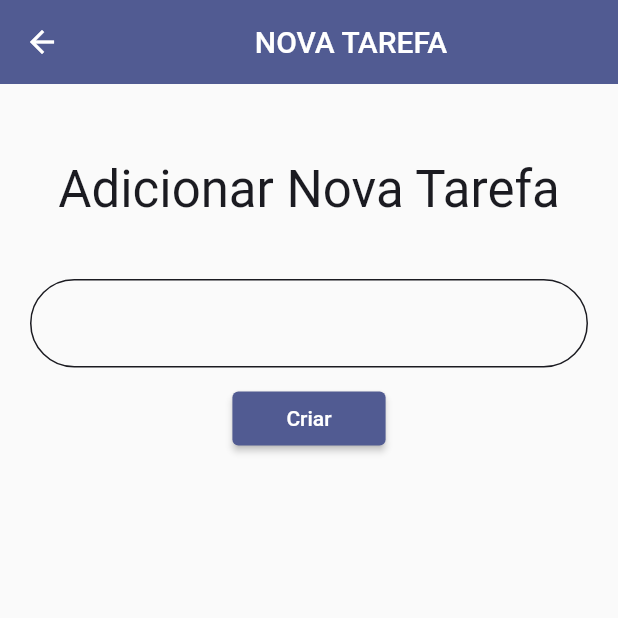
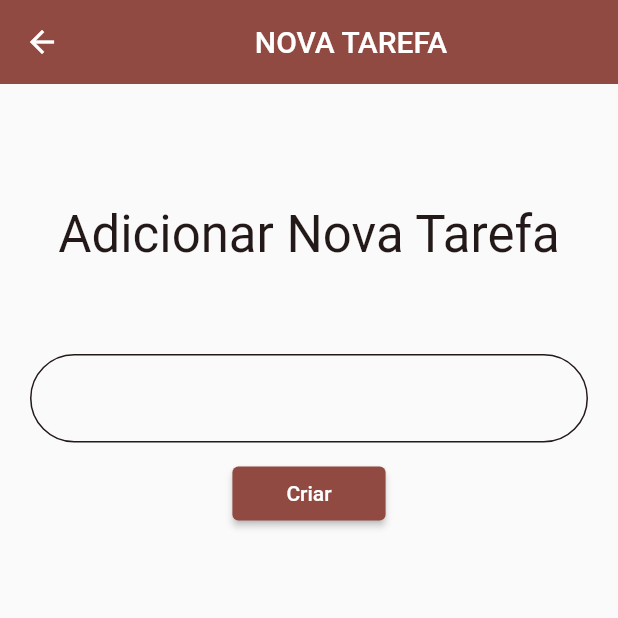
Before and after one commit to LucasPeixotg/todo-flutter-app, a Flutter app: the screen it shows after launch, after a tap on the "add" icon, on a phone screen of 412 x 824 dp, the top half of it. Run offline on Flutter 3.47's test engine with Material 2 defaults, Android fonts, the phone set to English and light mode, and no system bars.

Commit message:
app finished

```diff
--- a/lib/main.dart
+++ b/lib/main.dart
@@ -14,7 +14,7 @@ class MyApp extends StatelessWidget {
       title: 'Flutter Demo',
       theme: ThemeData(
         useMaterial3: false,
-        colorScheme: ColorScheme.fromSeed(seedColor: Colors.indigo),
+        colorScheme: ColorScheme.fromSeed(seedColor: Colors.red),
       ),
       home: const Homepage(),
     );
--- a/lib/pages/new_task_page.dart
+++ b/lib/pages/new_task_page.dart
@@ -2,6 +2,9 @@ import 'package:flutter/material.dart';
 import 'package:todo_app/utils/form.dart';
 
 class NewTaskPage extends StatelessWidget {
+  const NewTaskPage({super.key, required this.onSubmit});
+  final Function onSubmit;
+
   @override
   Widget build(BuildContext context) {
     final theme = Theme.of(context);
@@ -25,9 +28,14 @@ class NewTaskPage extends StatelessWidget {
         ),
         child: Column(
           children: [
-            Text('Adicionar Nova Tarefa', style: titleStyle),
-            SizedBox(height: 40),
-            TaskForm(() {}),
+            Padding(
+              padding: const EdgeInsets.only(top: 30, bottom: 60),
+              child: Text('Adicionar Nova Tarefa', style: titleStyle),
+            ),
+            TaskForm(onSubmit: (String text) {
+              onSubmit(text);
+              Navigator.pop(context);
+            }),
           ],
         ),
       ),
--- a/lib/utils/form.dart
+++ b/lib/utils/form.dart
@@ -1,7 +1,7 @@
 import 'package:flutter/material.dart';
 
 class TaskForm extends StatefulWidget {
-  const TaskForm(this.onSubmit);
+  const TaskForm({required this.onSubmit});
   final Function onSubmit;
 
   @override
@@ -10,6 +10,7 @@ class TaskForm extends StatefulWidget {
 
 class _TaskFormState extends State<TaskForm> {
   final _formKey = GlobalKey<FormState>();
+  final _controller = TextEditingController();
 
   @override
   Widget build(BuildContext context) {
@@ -20,6 +21,7 @@ class _TaskFormState extends State<TaskForm> {
       child: Column(
         children: [
           TextFormField(
+            controller: _controller,
             decoration: InputDecoration(
               enabledBorder: OutlineInputBorder(
                 borderSide: BorderSide(
@@ -48,7 +50,9 @@ class _TaskFormState extends State<TaskForm> {
           ),
           ElevatedButton(
             onPressed: () {
-              widget.onSubmit(_formKey);
+              if (_formKey.currentState!.validate()) {
+                widget.onSubmit(_controller.text);
+              }
             },
             child: Padding(
               padding: const EdgeInsets.symmetric(horizontal: 20),
--- /dev/null
+++ b/lib/utils/no_tasks.dart
@@ -0,0 +1,15 @@
+import 'package:flutter/material.dart';
+
+class NoTasks extends StatelessWidget {
+  @override
+  Widget build(BuildContext context) {
+    final theme = Theme.of(context);
+    final titleStyle = theme.textTheme.headlineMedium!.copyWith();
+
+    return Text(
+      style: titleStyle,
+      textAlign: TextAlign.center,
+      'Você não possui nenhuma tarefa pendente',
+    );
+  }
+}
```
Also changed, not shown: lib/pages/home_page.dart (+77 -13 lines), lib/utils/task_card.dart (+6 -1 lines).
